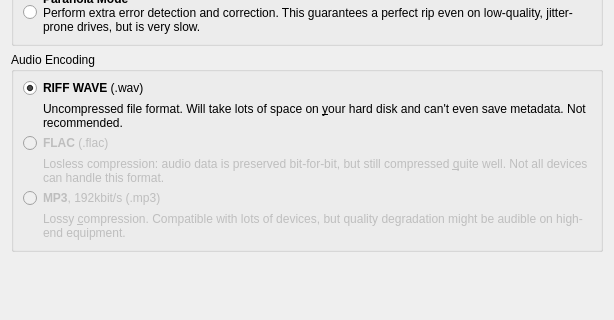
The window that extractparametersdialog.ui (genosse-einhorn/cdda-extractor) describes before a commit, drawn with Qt 5; both pictures show x 0 to 614 and y 191 to 511 of the 614 by 661 pixel window.
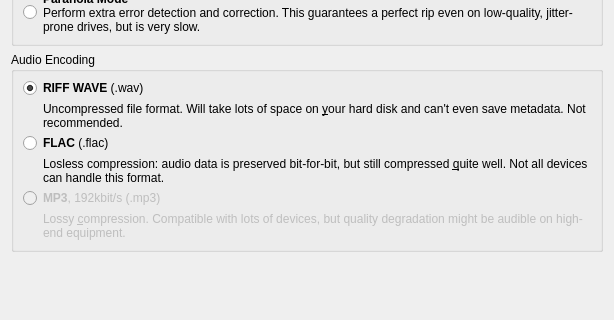
The same window after the commit. Custom widgets are drawn as their Qt base class.

Patch:
```diff
--- a/extractparametersdialog.ui
+++ b/extractparametersdialog.ui
@@ -143,9 +143,6 @@
       </item>
       <item row="2" column="0">
        <widget class="QRadioButton" name="rbFlac">
-        <property name="enabled">
-         <bool>false</bool>
-        </property>
         <property name="text">
          <string/>
         </property>
@@ -236,9 +233,6 @@
       </item>
       <item row="3" column="1">
        <widget class="ClickableBuddyLabel" name="label_6">
-        <property name="enabled">
-         <bool>false</bool>
-        </property>
         <property name="text">
          <string>Losless compression: audio data is preserved bit-for-bit, but still compressed &amp;quite well. Not all devices can handle this format.</string>
         </property>
@@ -252,9 +246,6 @@
       </item>
       <item row="2" column="1">
        <widget class="ClickableBuddyLabel" name="label_3">
-        <property name="enabled">
-         <bool>false</bool>
-        </property>
         <property name="text">
          <string>&lt;b&gt;FLAC&lt;/b&gt; (.flac)</string>
         </property>
```
